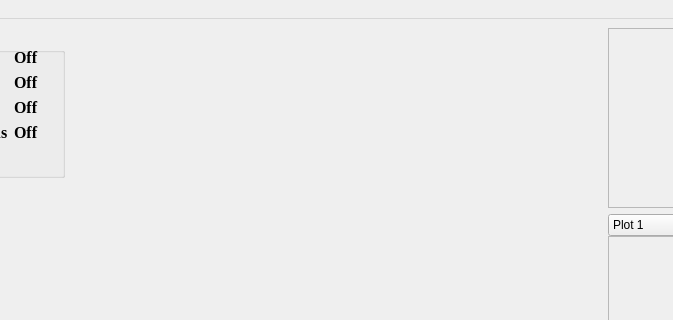
Above: software/QuadrocopterGUI/quadro.ui from klaxalk/multirotor-control-board before the change; both pictures show x 164 to 837 and y 0 to 320 of the 961 by 496 pixel window. Below: the same form after it.
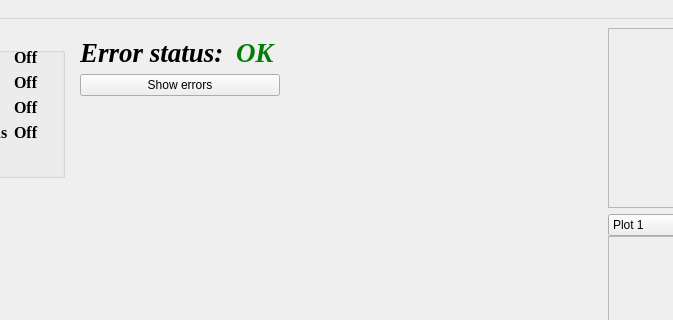
That is the form after the change. Custom widgets are drawn as their Qt base class.

The edit to the form file:
```diff
--- a/software/QuadrocopterGUI/quadro.ui
+++ b/software/QuadrocopterGUI/quadro.ui
@@ -184,7 +184,7 @@
            </widget>
           </item>
           <item>
-           <widget class="QWidget" name="widget" native="true">
+           <widget class="QFrame" name="frame">
             <property name="minimumSize">
              <size>
               <width>0</width>
@@ -197,6 +197,887 @@
               <height>150</height>
              </size>
             </property>
+            <layout class="QVBoxLayout" name="verticalLayout_5">
+             <item>
+              <layout class="QFormLayout" name="formLayout_2">
+               <item row="0" column="0">
+                <widget class="QLabel" name="errorLabel">
+                 <property name="palette">
+                  <palette>
+                   <active>
+                    <colorrole role="WindowText">
+                     <brush brushstyle="SolidPattern">
+                      <color alpha="255">
+                       <red>0</red>
+                       <green>0</green>
+                       <blue>0</blue>
+                      </color>
+                     </brush>
+                    </colorrole>
+                    <colorrole role="Button">
+                     <brush brushstyle="SolidPattern">
+                      <color alpha="255">
+                       <red>255</red>
+                       <green>255</green>
+                       <blue>255</blue>
+                      </color>
+                     </brush>
+                    </colorrole>
+                    <colorrole role="Light">
+                     <brush brushstyle="SolidPattern">
+                      <color alpha="255">
+                       <red>255</red>
+                       <green>255</green>
+                       <blue>255</blue>
+                      </color>
+                     </brush>
+                    </colorrole>
+                    <colorrole role="Midlight">
+                     <brush brushstyle="SolidPattern">
+                      <color alpha="255">
+                       <red>255</red>
+                       <green>255</green>
+                       <blue>255</blue>
+                      </color>
+                     </brush>
+                    </colorrole>
+                    <colorrole role="Dark">
+                     <brush brushstyle="SolidPattern">
+                      <color alpha="255">
+                       <red>127</red>
+                       <green>127</green>
+                       <blue>127</blue>
+                      </color>
+                     </brush>
+                    </colorrole>
+                    <colorrole role="Mid">
+                     <brush brushstyle="SolidPattern">
+                      <color alpha="255">
+                       <red>170</red>
+                       <green>170</green>
+                       <blue>170</blue>
+                      </color>
+                     </brush>
+                    </colorrole>
+                    <colorrole role="Text">
+                     <brush brushstyle="SolidPattern">
+                      <color alpha="255">
+                       <red>0</red>
+                       <green>0</green>
+                       <blue>0</blue>
+                      </color>
+                     </brush>
+                    </colorrole>
+                    <colorrole role="BrightText">
+                     <brush brushstyle="SolidPattern">
+                      <color alpha="255">
+                       <red>255</red>
+                       <green>255</green>
+                       <blue>255</blue>
+                      </color>
+                     </brush>
+                    </colorrole>
+                    <colorrole role="ButtonText">
+                     <brush brushstyle="SolidPattern">
+                      <color alpha="255">
+                       <red>0</red>
+                       <green>0</green>
+                       <blue>0</blue>
+                      </color>
+                     </brush>
+                    </colorrole>
+                    <colorrole role="Base">
+                     <brush brushstyle="SolidPattern">
+                      <color alpha="255">
+                       <red>255</red>
+                       <green>255</green>
+                       <blue>255</blue>
+                      </color>
+                     </brush>
+                    </colorrole>
+                    <colorrole role="Window">
+                     <brush brushstyle="SolidPattern">
+                      <color alpha="255">
+                       <red>255</red>
+                       <green>255</green>
+                       <blue>255</blue>
+                      </color>
+                     </brush>
+                    </colorrole>
+                    <colorrole role="Shadow">
+                     <brush brushstyle="SolidPattern">
+                      <color alpha="255">
+                       <red>0</red>
+                       <green>0</green>
+                       <blue>0</blue>
+                      </color>
+                     </brush>
+                    </colorrole>
+                    <colorrole role="AlternateBase">
+                     <brush brushstyle="SolidPattern">
+                      <color alpha="255">
+                       <red>255</red>
+                       <green>255</green>
+                       <blue>255</blue>
+                      </color>
+                     </brush>
+                    </colorrole>
+                    <colorrole role="ToolTipBase">
+                     <brush brushstyle="SolidPattern">
+                      <color alpha="255">
+                       <red>255</red>
+                       <green>255</green>
+                       <blue>220</blue>
+                      </color>
+                     </brush>
+                    </colorrole>
+                    <colorrole role="ToolTipText">
+                     <brush brushstyle="SolidPattern">
+                      <color alpha="255">
+                       <red>0</red>
+                       <green>0</green>
+                       <blue>0</blue>
+                      </color>
+                     </brush>
+                    </colorrole>
+                   </active>
+                   <inactive>
+                    <colorrole role="WindowText">
+                     <brush brushstyle="SolidPattern">
+                      <color alpha="255">
+                       <red>0</red>
+                       <green>0</green>
+                       <blue>0</blue>
+                      </color>
+                     </brush>
+                    </colorrole>
+                    <colorrole role="Button">
+                     <brush brushstyle="SolidPattern">
+                      <color alpha="255">
+                       <red>255</red>
+                       <green>255</green>
+                       <blue>255</blue>
+                      </color>
+                     </brush>
+                    </colorrole>
+                    <colorrole role="Light">
+                     <brush brushstyle="SolidPattern">
+                      <color alpha="255">
+                       <red>255</red>
+                       <green>255</green>
+                       <blue>255</blue>
+                      </color>
+                     </brush>
+                    </colorrole>
+                    <colorrole role="Midlight">
+                     <brush brushstyle="SolidPattern">
+                      <color alpha="255">
+                       <red>255</red>
+                       <green>255</green>
+                       <blue>255</blue>
+                      </color>
+                     </brush>
+                    </colorrole>
+                    <colorrole role="Dark">
+                     <brush brushstyle="SolidPattern">
+                      <color alpha="255">
+                       <red>127</red>
+                       <green>127</green>
+                       <blue>127</blue>
+                      </color>
+                     </brush>
+                    </colorrole>
+                    <colorrole role="Mid">
+                     <brush brushstyle="SolidPattern">
+                      <color alpha="255">
+                       <red>170</red>
+                       <green>170</green>
+                       <blue>170</blue>
+                      </color>
+                     </brush>
+                    </colorrole>
+                    <colorrole role="Text">
+                     <brush brushstyle="SolidPattern">
+                      <color alpha="255">
+                       <red>0</red>
+                       <green>0</green>
+                       <blue>0</blue>
+                      </color>
+                     </brush>
+                    </colorrole>
+                    <colorrole role="BrightText">
+                     <brush brushstyle="SolidPattern">
+                      <color alpha="255">
+                       <red>255</red>
+                       <green>255</green>
+                       <blue>255</blue>
+                      </color>
+                     </brush>
+                    </colorrole>
+                    <colorrole role="ButtonText">
+                     <brush brushstyle="SolidPattern">
+                      <color alpha="255">
+                       <red>0</red>
+                       <green>0</green>
+                       <blue>0</blue>
+                      </color>
+                     </brush>
+                    </colorrole>
+                    <colorrole role="Base">
+                     <brush brushstyle="SolidPattern">
+                      <color alpha="255">
+                       <red>255</red>
+                       <green>255</green>
+                       <blue>255</blue>
+                      </color>
+                     </brush>
+                    </colorrole>
+                    <colorrole role="Window">
+                     <brush brushstyle="SolidPattern">
+                      <color alpha="255">
+                       <red>255</red>
+                       <green>255</green>
+                       <blue>255</blue>
+                      </color>
+                     </brush>
+                    </colorrole>
+                    <colorrole role="Shadow">
+                     <brush brushstyle="SolidPattern">
+                      <color alpha="255">
+                       <red>0</red>
+                       <green>0</green>
+                       <blue>0</blue>
+                      </color>
+                     </brush>
+                    </colorrole>
+                    <colorrole role="AlternateBase">
+                     <brush brushstyle="SolidPattern">
+                      <color alpha="255">
+                       <red>255</red>
+                       <green>255</green>
+                       <blue>255</blue>
+                      </color>
+                     </brush>
+                    </colorrole>
+                    <colorrole role="ToolTipBase">
+                     <brush brushstyle="SolidPattern">
+                      <color alpha="255">
+                       <red>255</red>
+                       <green>255</green>
+                       <blue>220</blue>
+                      </color>
+                     </brush>
+                    </colorrole>
+                    <colorrole role="ToolTipText">
+                     <brush brushstyle="SolidPattern">
+                      <color alpha="255">
+                       <red>0</red>
+                       <green>0</green>
+                       <blue>0</blue>
+                      </color>
+                     </brush>
+                    </colorrole>
+                   </inactive>
+                   <disabled>
+                    <colorrole role="WindowText">
+                     <brush brushstyle="SolidPattern">
+                      <color alpha="255">
+                       <red>127</red>
+                       <green>127</green>
+                       <blue>127</blue>
+                      </color>
+                     </brush>
+                    </colorrole>
+                    <colorrole role="Button">
+                     <brush brushstyle="SolidPattern">
+                      <color alpha="255">
+                       <red>255</red>
+                       <green>255</green>
+                       <blue>255</blue>
+                      </color>
+                     </brush>
+                    </colorrole>
+                    <colorrole role="Light">
+                     <brush brushstyle="SolidPattern">
+                      <color alpha="255">
+                       <red>255</red>
+                       <green>255</green>
+                       <blue>255</blue>
+                      </color>
+                     </brush>
+                    </colorrole>
+                    <colorrole role="Midlight">
+                     <brush brushstyle="SolidPattern">
+                      <color alpha="255">
+                       <red>255</red>
+                       <green>255</green>
+                       <blue>255</blue>
+                      </color>
+                     </brush>
+                    </colorrole>
+                    <colorrole role="Dark">
+                     <brush brushstyle="SolidPattern">
+                      <color alpha="255">
+                       <red>127</red>
+                       <green>127</green>
+                       <blue>127</blue>
+                      </color>
+                     </brush>
+                    </colorrole>
+                    <colorrole role="Mid">
+                     <brush brushstyle="SolidPattern">
+                      <color alpha="255">
+                       <red>170</red>
+                       <green>170</green>
+                       <blue>170</blue>
+                      </color>
+                     </brush>
+                    </colorrole>
+                    <colorrole role="Text">
+                     <brush brushstyle="SolidPattern">
+                      <color alpha="255">
+                       <red>127</red>
+                       <green>127</green>
+                       <blue>127</blue>
+                      </color>
+                     </brush>
+                    </colorrole>
+                    <colorrole role="BrightText">
+                     <brush brushstyle="SolidPattern">
+                      <color alpha="255">
+                       <red>255</red>
+                       <green>255</green>
+                       <blue>255</blue>
+                      </color>
+                     </brush>
+                    </colorrole>
+                    <colorrole role="ButtonText">
+                     <brush brushstyle="SolidPattern">
+                      <color alpha="255">
+                       <red>127</red>
+                       <green>127</green>
+                       <blue>127</blue>
+                      </color>
+                     </brush>
+                    </colorrole>
+                    <colorrole role="Base">
+                     <brush brushstyle="SolidPattern">
+                      <color alpha="255">
+                       <red>255</red>
+                       <green>255</green>
+                       <blue>255</blue>
+                      </color>
+                     </brush>
+                    </colorrole>
+                    <colorrole role="Window">
+                     <brush brushstyle="SolidPattern">
+                      <color alpha="255">
+                       <red>255</red>
+                       <green>255</green>
+                       <blue>255</blue>
+                      </color>
+                     </brush>
+                    </colorrole>
+                    <colorrole role="Shadow">
+                     <brush brushstyle="SolidPattern">
+                      <color alpha="255">
+                       <red>0</red>
+                       <green>0</green>
+                       <blue>0</blue>
+                      </color>
+                     </brush>
+                    </colorrole>
+                    <colorrole role="AlternateBase">
+                     <brush brushstyle="SolidPattern">
+                      <color alpha="255">
+                       <red>255</red>
+                       <green>255</green>
+                       <blue>255</blue>
+                      </color>
+                     </brush>
+                    </colorrole>
+                    <colorrole role="ToolTipBase">
+                     <brush brushstyle="SolidPattern">
+                      <color alpha="255">
+                       <red>255</red>
+                       <green>255</green>
+                       <blue>220</blue>
+                      </color>
+                     </brush>
+                    </colorrole>
+                    <colorrole role="ToolTipText">
+                     <brush brushstyle="SolidPattern">
+                      <color alpha="255">
+                       <red>0</red>
+                       <green>0</green>
+                       <blue>0</blue>
+                      </color>
+                     </brush>
+                    </colorrole>
+                   </disabled>
+                  </palette>
+                 </property>
+                 <property name="font">
+                  <font>
+                   <family>Times New Roman</family>
+                   <pointsize>20</pointsize>
+                   <weight>75</weight>
+                   <italic>true</italic>
+                   <bold>true</bold>
+                  </font>
+                 </property>
+                 <property name="text">
+                  <string>Error status: </string>
+                 </property>
+                </widget>
+               </item>
+               <item row="1" column="0" colspan="2">
+                <widget class="QPushButton" name="pushButton">
+                 <property name="maximumSize">
+                  <size>
+                   <width>200</width>
+                   <height>50</height>
+                  </size>
+                 </property>
+                 <property name="text">
+                  <string>Show errors</string>
+                 </property>
+                </widget>
+               </item>
+               <item row="0" column="1">
+                <widget class="QLabel" name="errorLabel_2">
+                 <property name="palette">
+                  <palette>
+                   <active>
+                    <colorrole role="WindowText">
+                     <brush brushstyle="SolidPattern">
+                      <color alpha="255">
+                       <red>2</red>
+                       <green>125</green>
+                       <blue>10</blue>
+                      </color>
+                     </brush>
+                    </colorrole>
+                    <colorrole role="Button">
+                     <brush brushstyle="SolidPattern">
+                      <color alpha="255">
+                       <red>0</red>
+                       <green>170</green>
+                       <blue>0</blue>
+                      </color>
+                     </brush>
+                    </colorrole>
+                    <colorrole role="Light">
+                     <brush brushstyle="SolidPattern">
+                      <color alpha="255">
+                       <red>0</red>
+                       <green>255</green>
+                       <blue>0</blue>
+                      </color>
+                     </brush>
+                    </colorrole>
+                    <colorrole role="Midlight">
+                     <brush brushstyle="SolidPattern">
+                      <color alpha="255">
+                       <red>0</red>
+                       <green>212</green>
+                       <blue>0</blue>
+                      </color>
+                     </brush>
+                    </colorrole>
+                    <colorrole role="Dark">
+                     <brush brushstyle="SolidPattern">
+                      <color alpha="255">
+                       <red>0</red>
+                       <green>85</green>
+                       <blue>0</blue>
+                      </color>
+                     </brush>
+                    </colorrole>
+                    <colorrole role="Mid">
+                     <brush brushstyle="SolidPattern">
+                      <color alpha="255">
+                       <red>0</red>
+                       <green>113</green>
+                       <blue>0</blue>
+                      </color>
+                     </brush>
+                    </colorrole>
+                    <colorrole role="Text">
+                     <brush brushstyle="SolidPattern">
+                      <color alpha="255">
+                       <red>0</red>
+                       <green>0</green>
+                       <blue>0</blue>
+                      </color>
+                     </brush>
+                    </colorrole>
+                    <colorrole role="BrightText">
+                     <brush brushstyle="SolidPattern">
+                      <color alpha="255">
+                       <red>255</red>
+                       <green>255</green>
+                       <blue>255</blue>
+                      </color>
+                     </brush>
+                    </colorrole>
+                    <colorrole role="ButtonText">
+                     <brush brushstyle="SolidPattern">
+                      <color alpha="255">
+                       <red>0</red>
+                       <green>0</green>
+                       <blue>0</blue>
+                      </color>
+                     </brush>
+                    </colorrole>
+                    <colorrole role="Base">
+                     <brush brushstyle="SolidPattern">
+                      <color alpha="255">
+                       <red>255</red>
+                       <green>255</green>
+                       <blue>255</blue>
+                      </color>
+                     </brush>
+                    </colorrole>
+                    <colorrole role="Window">
+                     <brush brushstyle="SolidPattern">
+                      <color alpha="255">
+                       <red>0</red>
+                       <green>170</green>
+                       <blue>0</blue>
+                      </color>
+                     </brush>
+                    </colorrole>
+                    <colorrole role="Shadow">
+                     <brush brushstyle="SolidPattern">
+                      <color alpha="255">
+                       <red>0</red>
+                       <green>0</green>
+                       <blue>0</blue>
+                      </color>
+                     </brush>
+                    </colorrole>
+                    <colorrole role="AlternateBase">
+                     <brush brushstyle="SolidPattern">
+                      <color alpha="255">
+                       <red>127</red>
+                       <green>212</green>
+                       <blue>127</blue>
+                      </color>
+                     </brush>
+                    </colorrole>
+                    <colorrole role="ToolTipBase">
+                     <brush brushstyle="SolidPattern">
+                      <color alpha="255">
+                       <red>255</red>
+                       <green>255</green>
+                       <blue>220</blue>
+                      </color>
+                     </brush>
+                    </colorrole>
+                    <colorrole role="ToolTipText">
+                     <brush brushstyle="SolidPattern">
+                      <color alpha="255">
+                       <red>0</red>
+                       <green>0</green>
+                       <blue>0</blue>
+                      </color>
+                     </brush>
+                    </colorrole>
+                   </active>
+                   <inactive>
+                    <colorrole role="WindowText">
+                     <brush brushstyle="SolidPattern">
+                      <color alpha="255">
+                       <red>2</red>
+                       <green>125</green>
+                       <blue>10</blue>
+                      </color>
+                     </brush>
+                    </colorrole>
+                    <colorrole role="Button">
+                     <brush brushstyle="SolidPattern">
+                      <color alpha="255">
+                       <red>0</red>
+                       <green>170</green>
+                       <blue>0</blue>
+                      </color>
+                     </brush>
+                    </colorrole>
+                    <colorrole role="Light">
+                     <brush brushstyle="SolidPattern">
+                      <color alpha="255">
+                       <red>0</red>
+                       <green>255</green>
+                       <blue>0</blue>
+                      </color>
+                     </brush>
+                    </colorrole>
+                    <colorrole role="Midlight">
+                     <brush brushstyle="SolidPattern">
+                      <color alpha="255">
+                       <red>0</red>
+                       <green>212</green>
+                       <blue>0</blue>
+                      </color>
+                     </brush>
+                    </colorrole>
+                    <colorrole role="Dark">
+                     <brush brushstyle="SolidPattern">
+                      <color alpha="255">
+                       <red>0</red>
+                       <green>85</green>
+                       <blue>0</blue>
+                      </color>
+                     </brush>
+                    </colorrole>
+                    <colorrole role="Mid">
+                     <brush brushstyle="SolidPattern">
+                      <color alpha="255">
+                       <red>0</red>
+                       <green>113</green>
+                       <blue>0</blue>
+                      </color>
+                     </brush>
+                    </colorrole>
+                    <colorrole role="Text">
+                     <brush brushstyle="SolidPattern">
+                      <color alpha="255">
+                       <red>0</red>
+                       <green>0</green>
+                       <blue>0</blue>
+                      </color>
+                     </brush>
+                    </colorrole>
+                    <colorrole role="BrightText">
+                     <brush brushstyle="SolidPattern">
+                      <color alpha="255">
+                       <red>255</red>
+                       <green>255</green>
+                       <blue>255</blue>
+                      </color>
+                     </brush>
+                    </colorrole>
+                    <colorrole role="ButtonText">
+                     <brush brushstyle="SolidPattern">
+                      <color alpha="255">
+                       <red>0</red>
+                       <green>0</green>
+                       <blue>0</blue>
+                      </color>
+                     </brush>
+                    </colorrole>
+                    <colorrole role="Base">
+                     <brush brushstyle="SolidPattern">
+                      <color alpha="255">
+                       <red>255</red>
+                       <green>255</green>
+                       <blue>255</blue>
+                      </color>
+                     </brush>
+                    </colorrole>
+                    <colorrole role="Window">
+                     <brush brushstyle="SolidPattern">
+                      <color alpha="255">
+                       <red>0</red>
+                       <green>170</green>
+                       <blue>0</blue>
+                      </color>
+                     </brush>
+                    </colorrole>
+                    <colorrole role="Shadow">
+                     <brush brushstyle="SolidPattern">
+                      <color alpha="255">
+                       <red>0</red>
+                       <green>0</green>
+                       <blue>0</blue>
+                      </color>
+                     </brush>
+                    </colorrole>
+                    <colorrole role="AlternateBase">
+                     <brush brushstyle="SolidPattern">
+                      <color alpha="255">
+                       <red>127</red>
+                       <green>212</green>
+                       <blue>127</blue>
+                      </color>
+                     </brush>
+                    </colorrole>
+                    <colorrole role="ToolTipBase">
+                     <brush brushstyle="SolidPattern">
+                      <color alpha="255">
+                       <red>255</red>
+                       <green>255</green>
+                       <blue>220</blue>
+                      </color>
+                     </brush>
+                    </colorrole>
+                    <colorrole role="ToolTipText">
+                     <brush brushstyle="SolidPattern">
+                      <color alpha="255">
+                       <red>0</red>
+                       <green>0</green>
+                       <blue>0</blue>
+                      </color>
+                     </brush>
+                    </colorrole>
+                   </inactive>
+                   <disabled>
+                    <colorrole role="WindowText">
+                     <brush brushstyle="SolidPattern">
+                      <color alpha="255">
+                       <red>0</red>
+                       <green>85</green>
+                       <blue>0</blue>
+                      </color>
+                     </brush>
+                    </colorrole>
+                    <colorrole role="Button">
+                     <brush brushstyle="SolidPattern">
+                      <color alpha="255">
+                       <red>0</red>
+                       <green>170</green>
+                       <blue>0</blue>
+                      </color>
+                     </brush>
+                    </colorrole>
+                    <colorrole role="Light">
+                     <brush brushstyle="SolidPattern">
+                      <color alpha="255">
+                       <red>0</red>
+                       <green>255</green>
+                       <blue>0</blue>
+                      </color>
+                     </brush>
+                    </colorrole>
+                    <colorrole role="Midlight">
+                     <brush brushstyle="SolidPattern">
+                      <color alpha="255">
+                       <red>0</red>
+                       <green>212</green>
+                       <blue>0</blue>
+                      </color>
+                     </brush>
+                    </colorrole>
+                    <colorrole role="Dark">
+                     <brush brushstyle="SolidPattern">
+                      <color alpha="255">
+                       <red>0</red>
+                       <green>85</green>
+                       <blue>0</blue>
+                      </color>
+                     </brush>
+                    </colorrole>
+                    <colorrole role="Mid">
+                     <brush brushstyle="SolidPattern">
+                      <color alpha="255">
+                       <red>0</red>
+                       <green>113</green>
+                       <blue>0</blue>
+                      </color>
+                     </brush>
+                    </colorrole>
+                    <colorrole role="Text">
+                     <brush brushstyle="SolidPattern">
+                      <color alpha="255">
+                       <red>0</red>
+                       <green>85</green>
+                       <blue>0</blue>
+                      </color>
+                     </brush>
+                    </colorrole>
+                    <colorrole role="BrightText">
+                     <brush brushstyle="SolidPattern">
+                      <color alpha="255">
+                       <red>255</red>
+                       <green>255</green>
+                       <blue>255</blue>
+                      </color>
+                     </brush>
+                    </colorrole>
+                    <colorrole role="ButtonText">
+                     <brush brushstyle="SolidPattern">
+                      <color alpha="255">
+                       <red>0</red>
+                       <green>85</green>
+                       <blue>0</blue>
+                      </color>
+                     </brush>
+                    </colorrole>
+                    <colorrole role="Base">
+                     <brush brushstyle="SolidPattern">
+                      <color alpha="255">
+                       <red>0</red>
+                       <green>170</green>
+                       <blue>0</blue>
+                      </color>
+                     </brush>
+                    </colorrole>
+                    <colorrole role="Window">
+                     <brush brushstyle="SolidPattern">
+                      <color alpha="255">
+                       <red>0</red>
+                       <green>170</green>
+                       <blue>0</blue>
+                      </color>
+                     </brush>
+                    </colorrole>
+                    <colorrole role="Shadow">
+                     <brush brushstyle="SolidPattern">
+                      <color alpha="255">
+                       <red>0</red>
+                       <green>0</green>
+                       <blue>0</blue>
+                      </color>
+                     </brush>
+                    </colorrole>
+                    <colorrole role="AlternateBase">
+                     <brush brushstyle="SolidPattern">
+                      <color alpha="255">
+                       <red>0</red>
+                       <green>170</green>
+                       <blue>0</blue>
+                      </color>
+                     </brush>
+                    </colorrole>
+                    <colorrole role="ToolTipBase">
+                     <brush brushstyle="SolidPattern">
+                      <color alpha="255">
+                       <red>255</red>
+                       <green>255</green>
+                       <blue>220</blue>
+                      </color>
+                     </brush>
+                    </colorrole>
+                    <colorrole role="ToolTipText">
+                     <brush brushstyle="SolidPattern">
+                      <color alpha="255">
+                       <red>0</red>
+                       <green>0</green>
+                       <blue>0</blue>
+                      </color>
+                     </brush>
+                    </colorrole>
+                   </disabled>
+                  </palette>
+                 </property>
+                 <property name="font">
+                  <font>
+                   <family>Times New Roman</family>
+                   <pointsize>20</pointsize>
+                   <weight>75</weight>
+                   <italic>true</italic>
+                   <bold>true</bold>
+                  </font>
+                 </property>
+                 <property name="text">
+                  <string>OK</string>
+                 </property>
+                </widget>
+               </item>
+              </layout>
+             </item>
+            </layout>
            </widget>
           </item>
          </layout>
```
Left out of the diff: 2 changed lines with no effect on the pictures.
